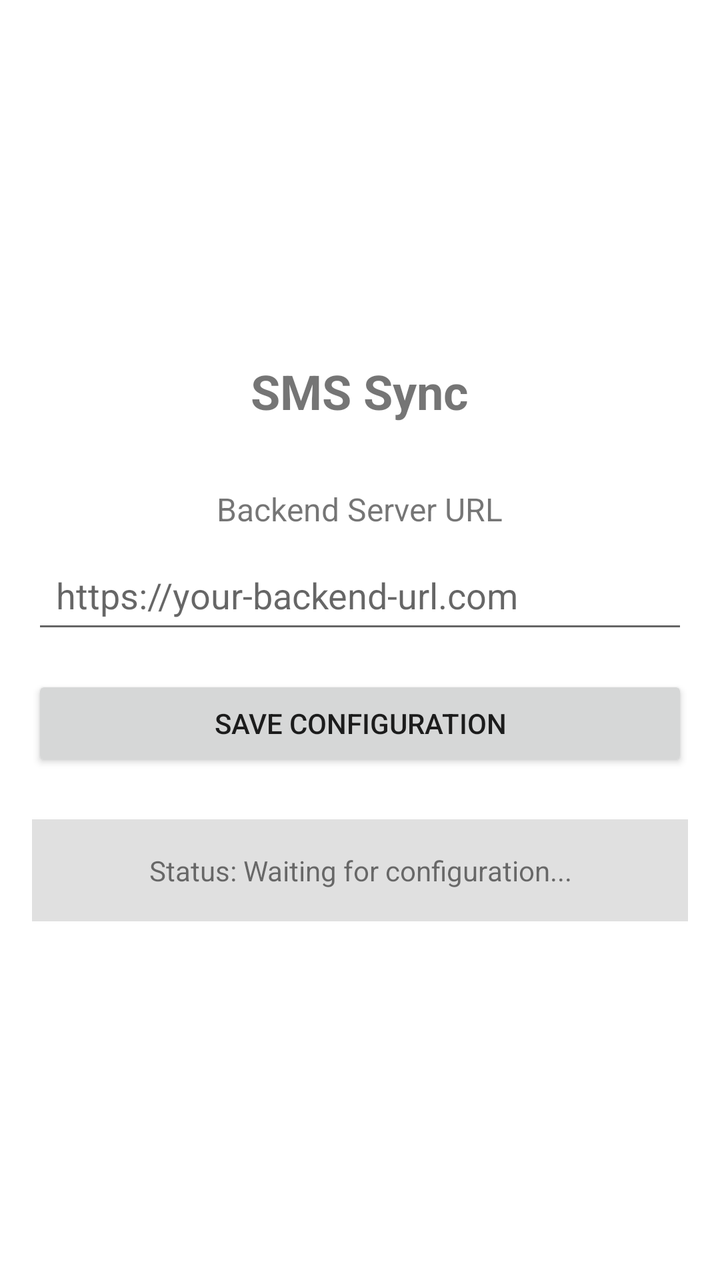
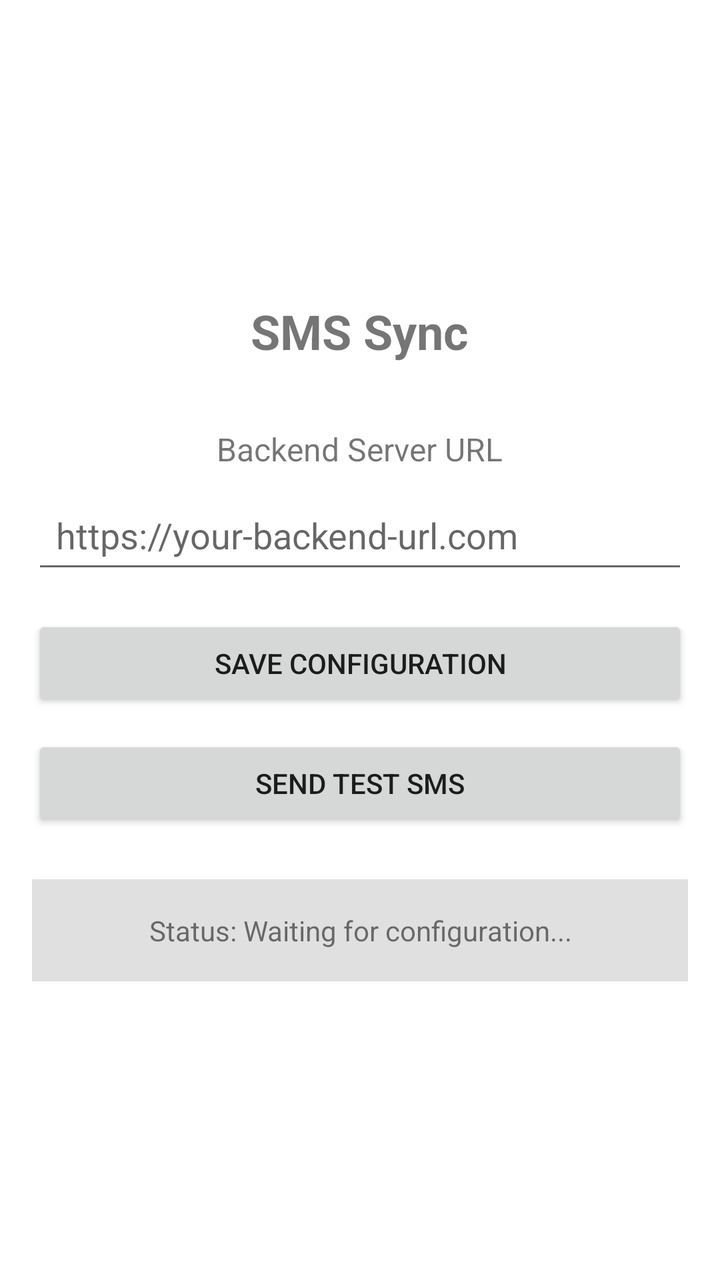

An Android layout rendered at two revisions. The XML below is the earlier revision; the diff shows what the commit changed to produce the second picture.
<!-- AndroidManifest.xml: application theme Theme.SMSSync -->
<!-- res/layout/activity_main.xml -->
<?xml version="1.0" encoding="utf-8"?>
<LinearLayout xmlns:android="http://schemas.android.com/apk/res/android"
    android:layout_width="match_parent"
    android:layout_height="match_parent"
    android:orientation="vertical"
    android:padding="16dp"
    android:gravity="center">

    <TextView
        android:layout_width="wrap_content"
        android:layout_height="wrap_content"
        android:text="SMS Sync"
        android:textSize="24sp"
        android:textStyle="bold"
        android:layout_marginBottom="32dp" />

    <TextView
        android:layout_width="wrap_content"
        android:layout_height="wrap_content"
        android:text="Backend Server URL"
        android:textSize="16sp"
        android:layout_marginBottom="8dp" />

    <EditText
        android:id="@+id/backendUrlEditText"
        android:layout_width="match_parent"
        android:layout_height="wrap_content"
        android:hint="https://your-backend-url.com"
        android:inputType="textUri"
        android:layout_marginBottom="16dp"
        android:padding="12dp" />

    <Button
        android:id="@+id/saveButton"
        android:layout_width="match_parent"
        android:layout_height="wrap_content"
        android:text="Save Configuration"
        android:layout_marginBottom="24dp" />

    <TextView
        android:id="@+id/statusTextView"
        android:layout_width="match_parent"
        android:layout_height="wrap_content"
        android:text="Status: Waiting for configuration..."
        android:textSize="14sp"
        android:gravity="center"
        android:padding="16dp"
        android:background="#E0E0E0" />

</LinearLayout>
<!-- resources referenced by this layout -->
<resources>
  <style name="Theme.SMSSync" parent="Theme.MaterialComponents.DayNight.DarkActionBar">
          <item name="colorPrimary">@android:color/holo_blue_dark</item>
          <item name="colorPrimaryDark">@android:color/holo_blue_dark</item>
          <item name="colorAccent">@android:color/holo_blue_light</item>
      </style>
</resources>

<!-- the commit's change to res/layout/activity_main.xml (unified diff, before → after) -->
@@ -35,6 +35,13 @@
         android:layout_width="match_parent"
         android:layout_height="wrap_content"
         android:text="Save Configuration"
+        android:layout_marginBottom="12dp" />
+
+    <Button
+        android:id="@+id/testButton"
+        android:layout_width="match_parent"
+        android:layout_height="wrap_content"
+        android:text="Send Test SMS"
         android:layout_marginBottom="24dp" />
 
     <TextView
